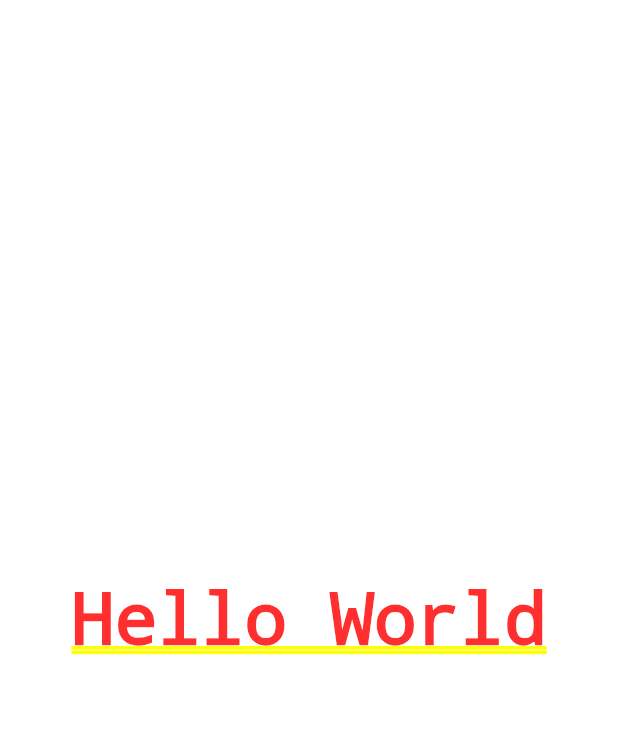
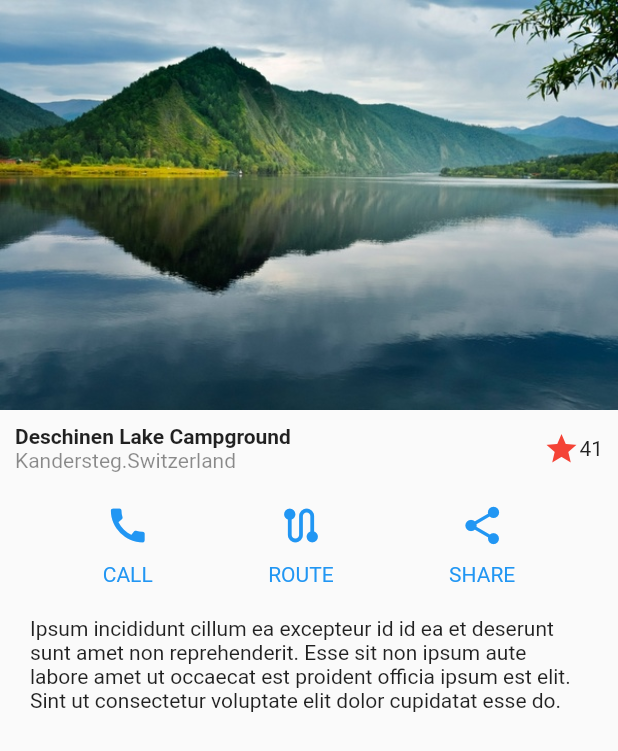
Before and after one commit to karlosDev416/flutter_ui_designs, a Flutter app: the screen it shows after launch, on a phone screen of 412 x 824 dp. Shown: the top 751 px of the screen. Run offline on Flutter 3.47's test engine with Material 2 defaults, Android fonts, the phone set to English and light mode, and no system bars.

Commit message:
Add basic design

```diff
--- a/lib/main.dart
+++ b/lib/main.dart
@@ -1,4 +1,5 @@
 import 'package:flutter/material.dart';
+import 'package:flutter_ui_designs/screens/basic_design.dart';
 
 void main() => runApp(const MyApp());
 
@@ -10,7 +11,8 @@ class MyApp extends StatelessWidget {
     return MaterialApp(
       debugShowCheckedModeBanner: false,
       title: 'Material App',
-      home: Center(child: Text('Hello World')),
+      initialRoute: 'basic_design',
+      routes: {'basic_design': (context) => BasicDesignScreen()},
     );
   }
 }
--- /dev/null
+++ b/lib/screens/basic_design.dart
@@ -0,0 +1,99 @@
+import 'package:flutter/material.dart';
+
+class BasicDesignScreen extends StatelessWidget {
+  @override
+  Widget build(BuildContext context) {
+    return Scaffold(
+      body: Column(children: [
+        const Image(
+          image: AssetImage('assets/landscape.jpg'),
+        ),
+        const Title(),
+        //Button section
+        const ButtonSection(),
+        //Description
+        Container(
+          margin: const EdgeInsets.symmetric(horizontal: 20, vertical: 10),
+          child: const Text(
+              'Ipsum incididunt cillum ea excepteur id id ea et deserunt sunt amet non reprehenderit. Esse sit non ipsum aute labore amet ut occaecat est proident officia ipsum est elit. Sint ut consectetur voluptate elit dolor cupidatat esse do.'),
+        )
+      ]),
+    );
+  }
+}
+
+class Title extends StatelessWidget {
+  const Title({
+    super.key,
+  });
+
+  @override
+  Widget build(BuildContext context) {
+    return Container(
+      margin: const EdgeInsets.symmetric(horizontal: 10, vertical: 10),
+      child: Row(
+        children: [
+          Column(crossAxisAlignment: CrossAxisAlignment.start, children: const [
+            Text(
+              'Deschinen Lake Campground',
+              style: TextStyle(fontWeight: FontWeight.bold),
+            ),
+            Text('Kandersteg.Switzerland',
+                style: TextStyle(color: Colors.black45))
+          ]),
+          Expanded(child: Container()),
+          const Icon(
+            Icons.star,
+            color: Colors.red,
+          ),
+          const Text('41')
+        ],
+      ),
+    );
+  }
+}
+
+class ButtonSection extends StatelessWidget {
+  const ButtonSection({
+    super.key,
+  });
+
+  @override
+  Widget build(BuildContext context) {
+    return Container(
+      margin: const EdgeInsets.symmetric(horizontal: 30, vertical: 10),
+      child: Row(
+          mainAxisAlignment: MainAxisAlignment.spaceAround,
+          children: const [
+            CustomButton(icon: Icons.call, text: 'CALL'),
+            CustomButton(icon: Icons.route, text: 'ROUTE'),
+            CustomButton(icon: Icons.share, text: 'SHARE')
+          ]),
+    );
+  }
+}
+
+class CustomButton extends StatelessWidget {
+  final IconData icon;
+  final String text;
+
+  const CustomButton({super.key, required this.icon, required this.text});
+
+  @override
+  Widget build(BuildContext context) {
+    return Column(
+      children: [
+        Icon(
+          icon,
+          size: 30,
+          color: Colors.blue,
+        ),
+        const SizedBox(height: 10),
+        Text(
+          text,
+          style: const TextStyle(color: Colors.blue),
+        )
+      ],
+    );
+  }
+}
--- a/pubspec.yaml
+++ b/pubspec.yaml
@@ -59,8 +59,8 @@ flutter:
   uses-material-design: true
 
   # To add assets to your application, add an assets section, like this:
-  # assets:
-  #   - images/a_dot_burr.jpeg
+  assets:
+    - assets/
   #   - images/a_dot_ham.jpeg
 
   # An image asset can refer to one or more resolution-specific "variants", see
```
Also changed, not shown: assets/landscape.jpg (added).
